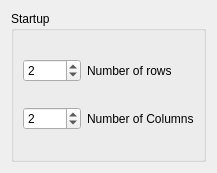
Qt form src/prefs_base.ui (UjOwtuc/quadkonsole4) before a commit.
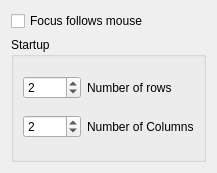
The same form after that commit.

Commit message:
Reintroduced sloppy focus
Simon's original MouseMoveFilter works again with minimal changes. Can
be (de-)activated via settings widget.

The edit to the form file:
```diff
--- a/src/prefs_base.ui
+++ b/src/prefs_base.ui
@@ -15,6 +15,13 @@
   </property>
   <layout class="QGridLayout" name="gridLayout_2">
    <item row="0" column="0">
+    <widget class="QCheckBox" name="kcfg_sloppyFocus">
+     <property name="text">
+      <string>Focus follows mouse</string>
+     </property>
+    </widget>
+   </item>
+   <item row="1" column="0">
     <widget class="QGroupBox" name="groupBox">
      <property name="title">
       <string>Startup</string>
```
The commit also changes 5 other files.
